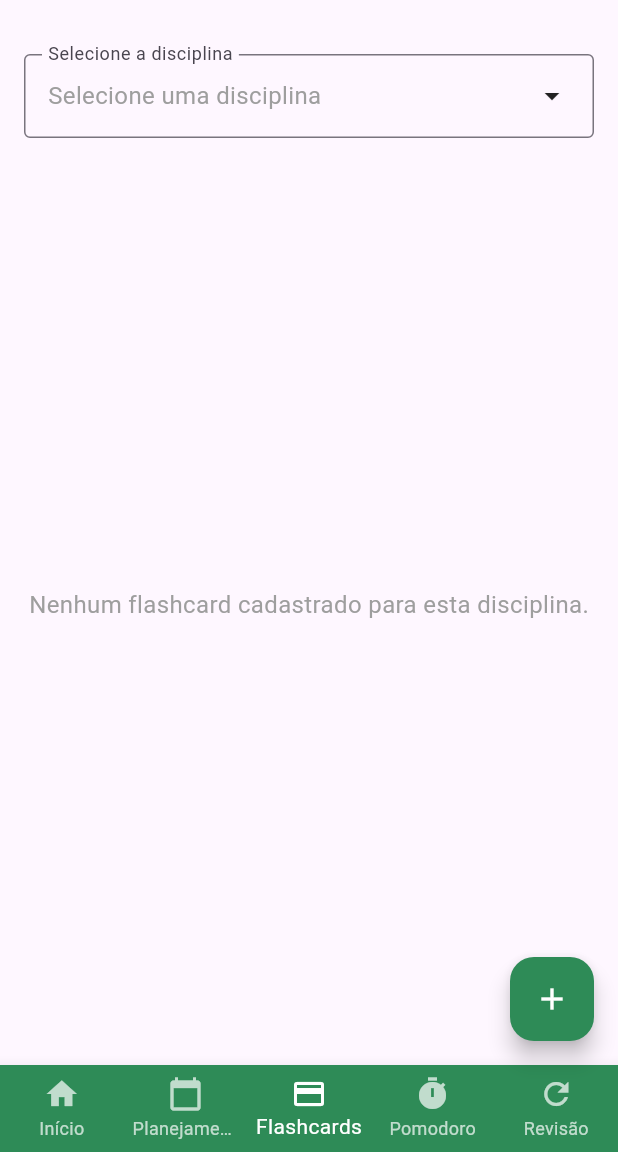
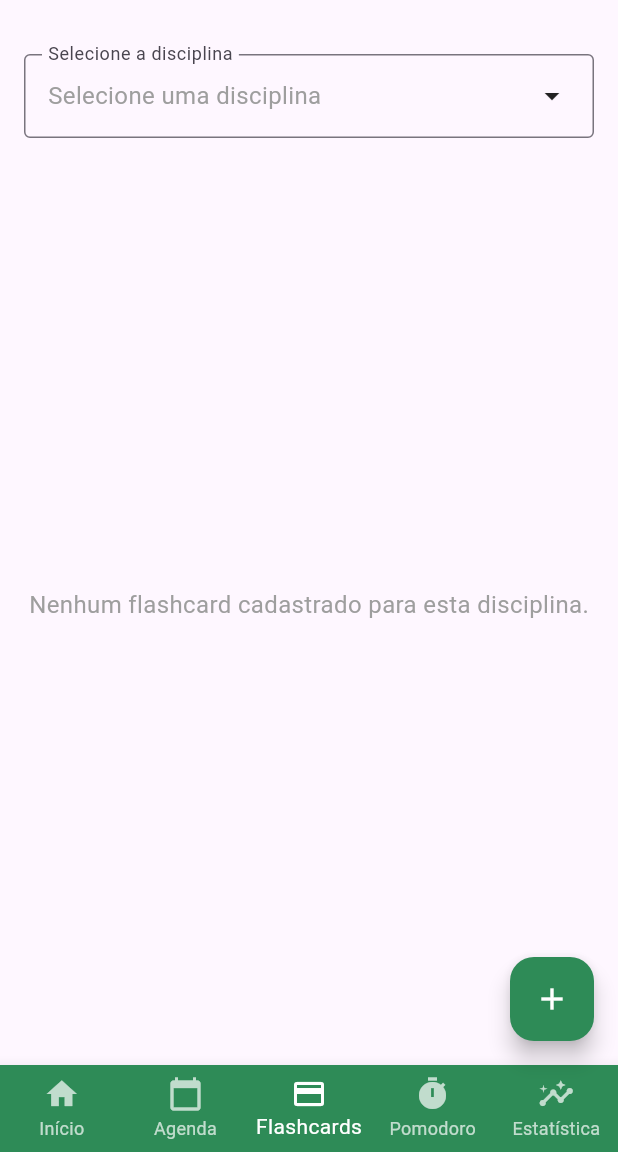
Before and after one commit to ArthurLBSilva/study_master, a Flutter app: the FlashcardScreen screen opened by its route, on a phone screen of 412 x 824 dp, the part 84-1236 px from its top. Run offline on Flutter 3.47's test engine with Material 3 defaults, Android fonts, the light colour scheme and no system bars; our stand-ins replace cloud_firestore, firebase_auth, firebase_core, google_sign_in, table_calendar; accounts and stored records are empty.

Commit message:
Ajeitamento na botton na navbar

```diff
--- a/lib/screens/flashcard_screen.dart
+++ b/lib/screens/flashcard_screen.dart
@@ -179,7 +179,7 @@ class _FlashcardScreenState extends State<FlashcardScreen> {
         Navigator.pushNamed(context, '/pomodoro');
         break;
       case 4:
-        Navigator.pushNamed(context, '/revisao');
+        Navigator.pushNamed(context, '/estatistica');
         break;
     }
   }
@@ -370,7 +370,7 @@ class _FlashcardScreenState extends State<FlashcardScreen> {
           ),
           BottomNavigationBarItem(
             icon: Icon(Icons.calendar_today),
-            label: 'Planejamento',
+            label: 'Agenda',
           ),
           BottomNavigationBarItem(
             icon: Icon(Icons.credit_card),
@@ -381,8 +381,8 @@ class _FlashcardScreenState extends State<FlashcardScreen> {
             label: 'Pomodoro',
           ),
           BottomNavigationBarItem(
-            icon: Icon(Icons.refresh),
-            label: 'Revisão',
+            icon: Icon(Icons.insights),
+            label: 'Estatística',
           ),
         ],
       ),
--- a/lib/screens/home_screen.dart
+++ b/lib/screens/home_screen.dart
@@ -36,7 +36,6 @@ class _HomeScreenState extends State<HomeScreen> {
     // Navega para telas com base no índice
     switch (index) {
       case 0:
-        Navigator.pushNamed(context, '/home'); // Tela inicial
         break;
       case 1:
         Navigator.pushNamed(context, '/planejamento');
@@ -48,7 +47,7 @@ class _HomeScreenState extends State<HomeScreen> {
         Navigator.pushNamed(context, '/pomodoro');
         break;
       case 4:
-        // Adicione a navegação para a tela de Revisão
+        Navigator.pushNamed(context, '/estatistica');
         break;
     }
   }
@@ -418,7 +417,7 @@ class _HomeScreenState extends State<HomeScreen> {
           ),
           BottomNavigationBarItem(
             icon: Icon(Icons.calendar_today),
-            label: 'Planejamento',
+            label: 'Agenda',
           ),
           BottomNavigationBarItem(
             icon: Icon(Icons.credit_card),
@@ -429,8 +428,8 @@ class _HomeScreenState extends State<HomeScreen> {
             label: 'Pomodoro',
           ),
           BottomNavigationBarItem(
-            icon: Icon(Icons.refresh),
-            label: 'Revisão',
+            icon: Icon(Icons.insights),
+            label: 'Estatística',
           ),
         ],
       ),
--- a/lib/screens/planejamento_screen.dart
+++ b/lib/screens/planejamento_screen.dart
@@ -368,7 +368,6 @@ class _PlanejamentoScreenState extends State<PlanejamentoScreen> {
               Navigator.pushNamed(context, '/home');
               break;
             case 1:
-              Navigator.pushNamed(context, '/planejamento');
               break;
             case 2:
               Navigator.pushNamed(context, '/flashCard');
@@ -377,7 +376,7 @@ class _PlanejamentoScreenState extends State<PlanejamentoScreen> {
               Navigator.pushNamed(context, '/pomodoro');
               break;
             case 4:
-              // Navegação para Revisão
+              Navigator.pushNamed(context, '/estatistica');
               break;
           }
         },
@@ -392,7 +391,7 @@ class _PlanejamentoScreenState extends State<PlanejamentoScreen> {
           ),
           BottomNavigationBarItem(
             icon: Icon(Icons.calendar_today),
-            label: 'Planejamento',
+            label: 'Agenda',
           ),
           BottomNavigationBarItem(
             icon: Icon(Icons.credit_card),
@@ -403,8 +402,8 @@ class _PlanejamentoScreenState extends State<PlanejamentoScreen> {
             label: 'Pomodoro',
           ),
           BottomNavigationBarItem(
-            icon: Icon(Icons.refresh),
-            label: 'Revisão',
+            icon: Icon(Icons.insights),
+            label: 'Estatística',
           ),
         ],
       ),
--- a/lib/screens/pomodoro_screen.dart
+++ b/lib/screens/pomodoro_screen.dart
@@ -251,7 +251,7 @@ class _PomodoroScreenState extends State<PomodoroScreen> {
       ),
       // Bottom Navigation Bar
       bottomNavigationBar: BottomNavigationBar(
-        currentIndex: 2, // Índice da tela atual (Pomodoro)
+        currentIndex: 3, // Índice da tela atual (Pomodoro)
         onTap: (index) {
           switch (index) {
             case 0:
@@ -261,13 +261,13 @@ class _PomodoroScreenState extends State<PomodoroScreen> {
               Navigator.pushNamed(context, '/planejamento');
               break;
             case 2:
-              Navigator.pushNamed(context, '/flashcards');
+              Navigator.pushNamed(context, '/flashCard');
               break;
             case 3:
               // Já está na tela de Pomodoro
               break;
             case 4:
-              Navigator.pushNamed(context, '/revisao');
+              Navigator.pushNamed(context, '/estatistica');
               break;
           }
         },
@@ -282,7 +282,7 @@ class _PomodoroScreenState extends State<PomodoroScreen> {
           ),
           BottomNavigationBarItem(
             icon: Icon(Icons.calendar_today),
-            label: 'Planejamento',
+            label: 'Agenda',
           ),
           BottomNavigationBarItem(
             icon: Icon(Icons.credit_card),
@@ -293,8 +293,8 @@ class _PomodoroScreenState extends State<PomodoroScreen> {
             label: 'Pomodoro',
           ),
           BottomNavigationBarItem(
-            icon: Icon(Icons.refresh),
-            label: 'Revisão',
+            icon: Icon(Icons.insights),
+            label: 'Estatística',
           ),
         ],
       ),
```
Also changed, not shown: lib/screens/estatistica_screen.dart (added).
